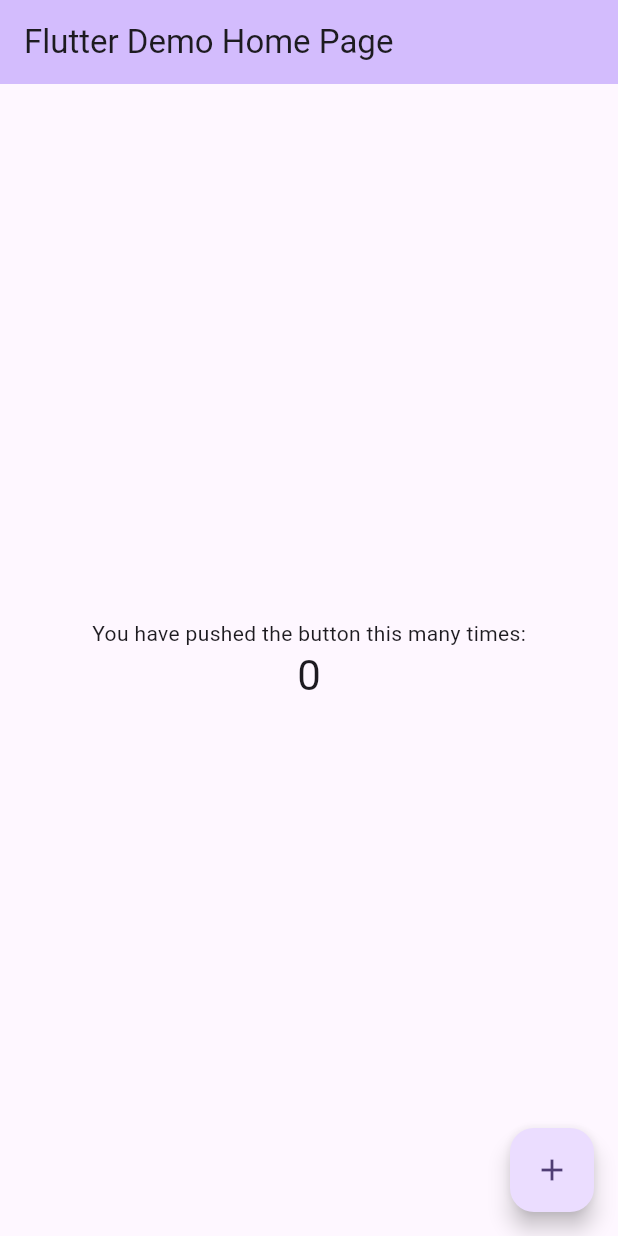
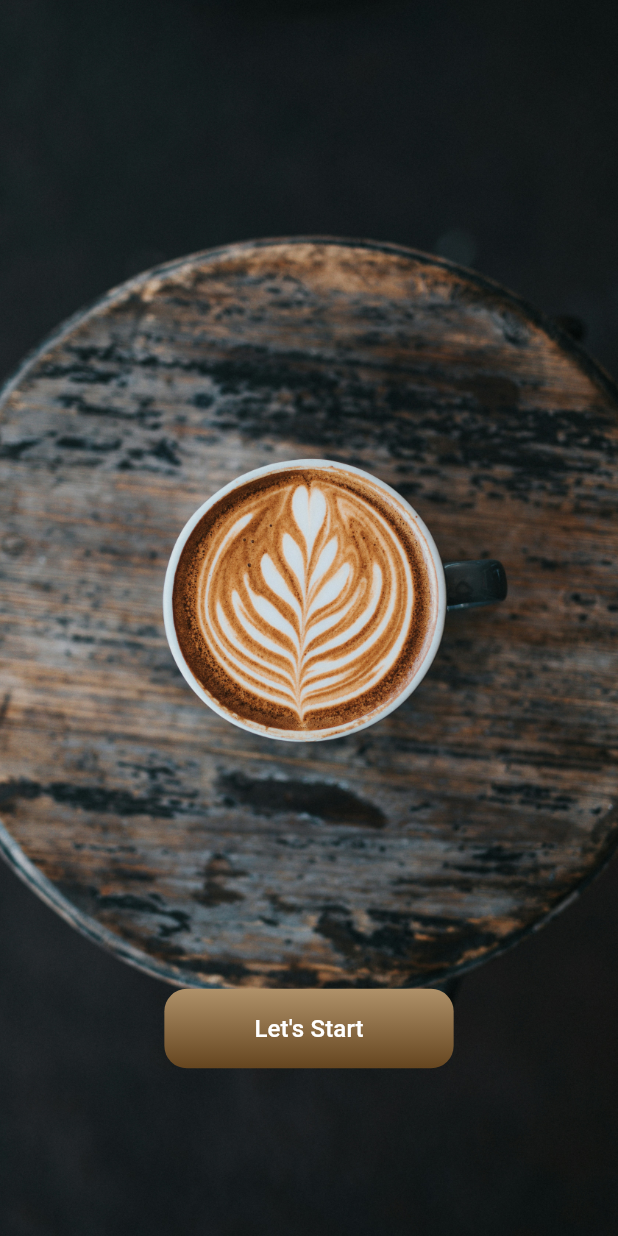
Before and after one commit to Waheed-Ashraf/Coffee-App, a Flutter app: the screen it shows after launch, on a phone screen of 412 x 824 dp. Run offline on Flutter 3.47's test engine with Material 3 defaults, Android fonts, the phone set to English and light mode, and no system bars; our stand-ins replace go_router.

Commit message:
creating IntroView done

```diff
--- a/lib/constents.dart
+++ b/lib/constents.dart
@@ -3,5 +3,7 @@ import 'package:flutter/material.dart';
 class ColorPallete {
   static Color backgroundColor = const Color(0xffFFDBAF);
   static Color mainColor = const Color(0xff65451F);
-  static Color buttonColor = const Color(0xffCEE6F3);
+  static Color secondColor = const Color(0xffB0926A);
+
+  static Color containerColor = const Color(0xffCEE6F3);
 }
--- /dev/null
+++ b/lib/core/app_router.dart
@@ -0,0 +1,21 @@
+import 'package:coffee/featuers/HomeView/view/home_view.dart';
+import 'package:coffee/featuers/Intro/view/intro_view.dart';
+import 'package:go_router/go_router.dart';
+
+abstract class AppRouter {
+  static const kHomeView = '/home_view';
+  static const kShopCartView = '/shopCartView';
+
+  static final router = GoRouter(
+    routes: [
+      GoRoute(
+        path: '/',
+        builder: (context, state) => const IntroView(),
+      ),
+      GoRoute(
+        path: kHomeView,
+        builder: (context, state) => const HomeView(),
+      ),
+    ],
+  );
+}
--- a/lib/core/asset_data.dart
+++ b/lib/core/asset_data.dart
@@ -1,6 +1,4 @@
 class AssetsData {
-  static String onBoardingImage1 = 'assets/images/one.jpg';
-  static String onBoardingImage2 = 'assets/images/tow.jpg';
-  static String onBoardingImage3 = "assets/images/three.jpg";
-  static String onBoardingImage4 = "assets/images/four.jpg";
+  static String onBoardingImage2 = 'assets/images/two.jpg';
+  static String shopCortImage = "assets/images/coffee-shop.png";
 }
--- /dev/null
+++ b/lib/core/text_style.dart
@@ -0,0 +1,13 @@
+import 'package:flutter/cupertino.dart';
+
+abstract class Styles {
+  static const textStyle18 = TextStyle(
+    fontSize: 18,
+    fontWeight: FontWeight.w600,
+  );
+
+  static const textStyle16 = TextStyle(
+    fontSize: 16,
+    fontWeight: FontWeight.w500,
+  );
+}
--- /dev/null
+++ b/lib/core/widgets/grediant_button.dart
@@ -0,0 +1,43 @@
+import 'package:coffee/constents.dart';
+import 'package:flutter/material.dart';
+
+class GradientButton extends StatelessWidget {
+  final String text;
+  final Function() onPressed;
+  const GradientButton(
+      {required this.text, required this.onPressed, super.key});
+
+  @override
+  Widget build(BuildContext context) {
+    final primaryColor = ColorPallete.mainColor;
+    final secondaryColor = ColorPallete.secondColor;
+
+    const double borderRadius = 15;
+
+    return DecoratedBox(
+      decoration: BoxDecoration(
+          borderRadius: BorderRadius.circular(borderRadius),
+          gradient: LinearGradient(
+              colors: [secondaryColor, primaryColor],
+              begin: Alignment.topCenter,
+              end: Alignment.bottomCenter)),
+      child: ElevatedButton(
+        style: ButtonStyle(
+            elevation: MaterialStateProperty.all(0),
+            alignment: Alignment.center,
+            padding: MaterialStateProperty.all(const EdgeInsets.only(
+                right: 60, left: 60, top: 15, bottom: 15)),
+            backgroundColor: MaterialStateProperty.all(Colors.transparent),
+            shape: MaterialStateProperty.all(
+              RoundedRectangleBorder(
+                  borderRadius: BorderRadius.circular(borderRadius)),
+            )),
+        onPressed: onPressed,
+        child: Text(
+          text,
+          style: const TextStyle(color: Colors.white, fontSize: 16),
+        ),
+      ),
+    );
+  }
+}
--- /dev/null
+++ b/lib/featuers/HomeView/view/home_view.dart
@@ -0,0 +1,10 @@
+import 'package:flutter/material.dart';
+
+class HomeView extends StatelessWidget {
+  const HomeView({super.key});
+
+  @override
+  Widget build(BuildContext context) {
+    return const Scaffold();
+  }
+}
--- /dev/null
+++ b/lib/featuers/Intro/view/intro_view.dart
@@ -0,0 +1,13 @@
+import 'package:coffee/featuers/Intro/view/widgets/intro_view_body.dart';
+import 'package:flutter/material.dart';
+
+class IntroView extends StatelessWidget {
+  const IntroView({super.key});
+
+  @override
+  Widget build(BuildContext context) {
+    return const Scaffold(
+      body: IntroViewBody(),
+    );
+  }
+}
--- /dev/null
+++ b/lib/featuers/Intro/view/widgets/intro_view_body.dart
@@ -0,0 +1,39 @@
+import 'package:coffee/core/app_router.dart';
+import 'package:coffee/core/asset_data.dart';
+import 'package:coffee/core/widgets/grediant_button.dart';
+import 'package:flutter/material.dart';
+import 'package:go_router/go_router.dart';
+
+class IntroViewBody extends StatelessWidget {
+  const IntroViewBody({super.key});
+
+  @override
+  Widget build(BuildContext context) {
+    return Stack(
+      alignment: Alignment.center,
+      children: [
+        Container(
+          width: MediaQuery.of(context).size.width,
+          height: MediaQuery.of(context).size.height,
+          decoration: BoxDecoration(
+            image: DecorationImage(
+              image: AssetImage(
+                AssetsData.onBoardingImage2,
+              ),
+              fit: BoxFit.cover,
+            ),
+          ),
+        ),
+        Positioned(
+          top: MediaQuery.of(context).size.height * .8,
+          child: GradientButton(
+            onPressed: () {
+              GoRouter.of(context).push(AppRouter.kHomeView);
+            },
+            text: "Let's Start",
+          ),
+        ),
+      ],
+    );
+  }
+}
--- a/lib/featuers/onboarding/view/onboarding_view.dart
+++ /dev/null
@@ -1,30 +0,0 @@
-import 'package:flutter/material.dart';
-
-class OnboardingView extends StatefulWidget {
-  const OnboardingView({super.key});
-
-  @override
-  State<OnboardingView> createState() => _OnboardingViewState();
-}
-
-class _OnboardingViewState extends State<OnboardingView> {
-  List onBoardingImages = [
-    '',
-    '',
-    '',
-  ];
-  @override
-  Widget build(BuildContext context) {
-    return Scaffold(
-      body: PageView.builder(itemBuilder: (context, index) {
-        return Container(
-          decoration: BoxDecoration(
-              image: DecorationImage(
-            image: onBoardingImages[index],
-            fit: BoxFit.fill,
-          )),
-        );
-      }),
-    );
-  }
-}
--- a/lib/main.dart
+++ b/lib/main.dart
@@ -1,125 +1,24 @@
+import 'package:coffee/constents.dart';
+import 'package:coffee/core/app_router.dart';
+import 'package:coffee/featuers/Intro/view/intro_view.dart';
 import 'package:flutter/material.dart';
 
 void main() {
-  runApp(const MyApp());
+  runApp(const CoffeeApp());
 }
 
-class MyApp extends StatelessWidget {
-  const MyApp({super.key});
+class CoffeeApp extends StatelessWidget {
+  const CoffeeApp({super.key});
 
   // This widget is the root of your application.
   @override
   Widget build(BuildContext context) {
-    return MaterialApp(
-      title: 'Flutter Demo',
+    return MaterialApp.router(
+      routerConfig: AppRouter.router,
+      debugShowCheckedModeBanner: false,
       theme: ThemeData(
-        // This is the theme of your application.
-        //
-        // TRY THIS: Try running your application with "flutter run". You'll see
-        // the application has a purple toolbar. Then, without quitting the app,
-        // try changing the seedColor in the colorScheme below to Colors.green
-        // and then invoke "hot reload" (save your changes or press the "hot
-        // reload" button in a Flutter-supported IDE, or press "r" if you used
-        // the command line to start the app).
-        //
-        // Notice that the counter didn't reset back to zero; the application
-        // state is not lost during the reload. To reset the state, use hot
-        // restart instead.
-        //
-        // This works for code too, not just values: Most code changes can be
-        // tested with just a hot reload.
-        colorScheme: ColorScheme.fromSeed(seedColor: Colors.deepPurple),
-        useMaterial3: true,
+        scaffoldBackgroundColor: ColorPallete.backgroundColor,
       ),
-      home: const MyHomePage(title: 'Flutter Demo Home Page'),
     );
   }
 }
-
-class MyHomePage extends StatefulWidget {
-  const MyHomePage({super.key, required this.title});
-
-  // This widget is the home page of your application. It is stateful, meaning
-  // that it has a State object (defined below) that contains fields that affect
-  // how it looks.
-
-  // This class is the configuration for the state. It holds the values (in this
-  // case the title) provided by the parent (in this case the App widget) and
-  // used by the build method of the State. Fields in a Widget subclass are
-  // always marked "final".
-
-  final String title;
-
-  @override
-  State<MyHomePage> createState() => _MyHomePageState();
-}
-
-class _MyHomePageState extends State<MyHomePage> {
-  int _counter = 0;
-
-  void _incrementCounter() {
-    setState(() {
-      // This call to setState tells the Flutter framework that something has
-      // changed in this State, which causes it to rerun the build method below
-      // so that the display can reflect the updated values. If we changed
-      // _counter without calling setState(), then the build method would not be
-      // called again, and so nothing would appear to happen.
-      _counter++;
-    });
-  }
-
-  @override
-  Widget build(BuildContext context) {
-    // This method is rerun every time setState is called, for instance as done
-    // by the _incrementCounter method above.
-    //
-    // The Flutter framework has been optimized to make rerunning build methods
-    // fast, so that you can just rebuild anything that needs updating rather
-    // than having to individually change instances of widgets.
-    return Scaffold(
-      appBar: AppBar(
-        // TRY THIS: Try changing the color here to a specific color (to
-        // Colors.amber, perhaps?) and trigger a hot reload to see the AppBar
-        // change color while the other colors stay the same.
-        backgroundColor: Theme.of(context).colorScheme.inversePrimary,
-        // Here we take the value from the MyHomePage object that was created by
-        // the App.build method, and use it to set our appbar title.
-        title: Text(widget.title),
-      ),
-      body: Center(
-        // Center is a layout widget. It takes a single child and positions it
-        // in the middle of the parent.
-        child: Column(
-          // Column is also a layout widget. It takes a list of children and
-          // arranges them vertically. By default, it sizes itself to fit its
-          // children horizontally, and tries to be as tall as its parent.
-          //
-          // Column has various properties to control how it sizes itself and
-          // how it positions its children. Here we use mainAxisAlignment to
-          // center the children vertically; the main axis here is the vertical
-          // axis because Columns are vertical (the cross axis would be
-          // horizontal).
-          //
-          // TRY THIS: Invoke "debug painting" (choose the "Toggle Debug Paint"
-          // action in the IDE, or press "p" in the console), to see the
-          // wireframe for each widget.
-          mainAxisAlignment: MainAxisAlignment.center,
-          children: <Widget>[
-            const Text(
-              'You have pushed the button this many times:',
-            ),
-            Text(
-              '$_counter',
-              style: Theme.of(context).textTheme.headlineMedium,
-            ),
-          ],
-        ),
-      ),
-      floatingActionButton: FloatingActionButton(
-        onPressed: _incrementCounter,
-        tooltip: 'Increment',
-        child: const Icon(Icons.add),
-      ), // This trailing comma makes auto-formatting nicer for build methods.
-    );
-  }
-}
```
Also changed, not shown: pubspec.yaml (+4 -11 lines), assets/images/coffee-shop.png (added), assets/images/one.jpg (deleted), assets/images/three.jpg (deleted), pubspec.lock.
